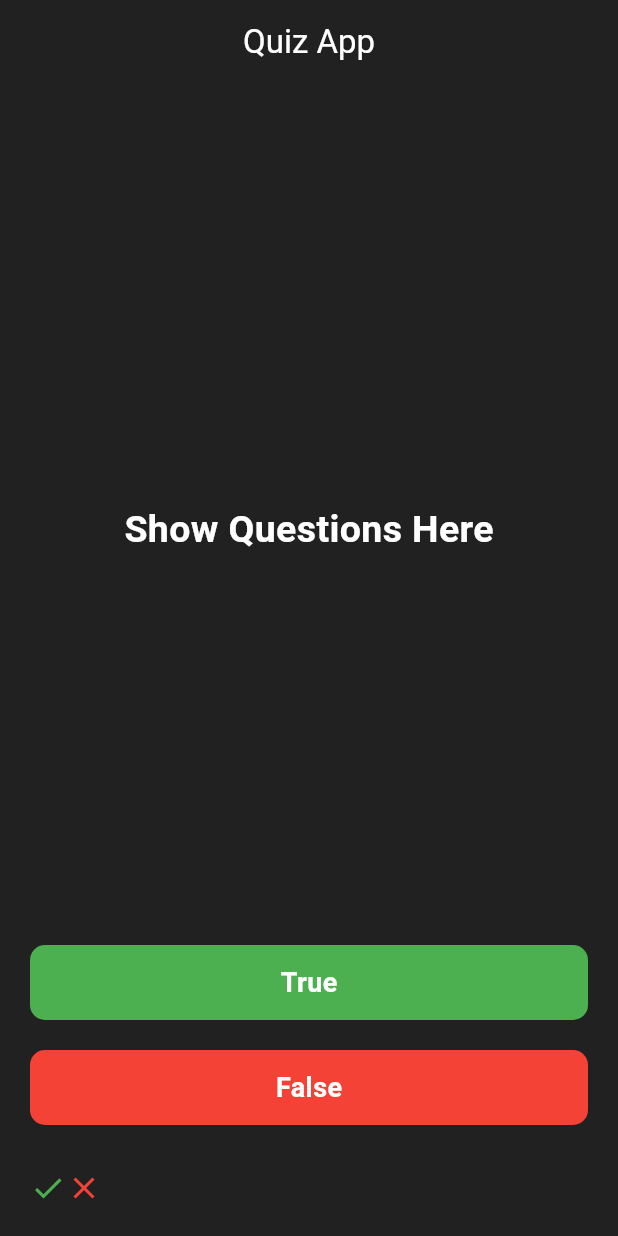
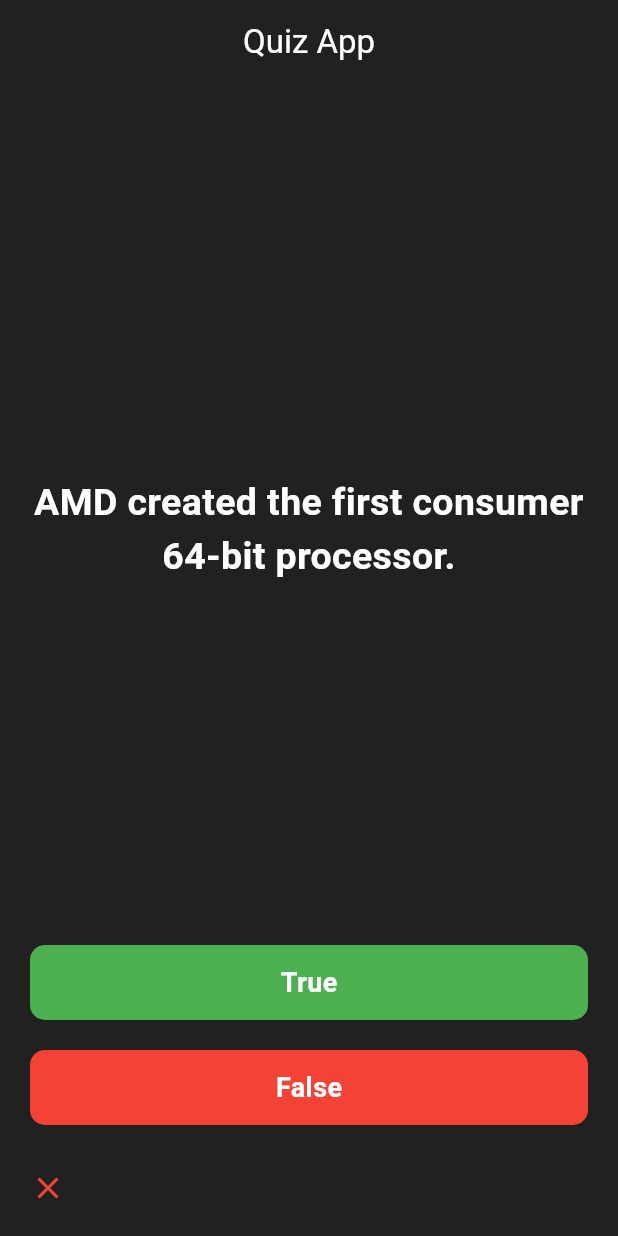
Before and after one commit to rafael12peralta/mobile-development, a Flutter app: the screen it shows after launch, after a tap on "True", on a phone screen of 412 x 824 dp. Run offline on Flutter 3.47's test engine with Material 3 defaults, Android fonts, the phone set to English and light mode, and no system bars.

Commit message:
fix: resolve bug in nextQuestion method

```diff
--- a/quizzler/lib/controllers/quiz_controller.dart
+++ b/quizzler/lib/controllers/quiz_controller.dart
@@ -12,13 +12,21 @@ class QuizController {
         question:
             "Linus Sebastian is the creator of the Linux kernel, which went on to be used in Linux, Android, and Chrome OS.",
         answer: false)
+
+
   ];
 
-  String _getCurrentQuestion() {
+  String getCurrentQuestion() {
     return _questionBank[_questionNumber].question;
   }
 
-  // String get getCurrentQuestion {
-  //   return _questionBank[_questionNumber].question;
-  // }
+  bool getCurentAnswer() {
+    return _questionBank[_questionNumber].answer;
+  }
+
+  void nextQuestion() {
+    if (_questionNumber < _questionBank.length - 1) {
+      _questionNumber++;
+    }
+  }
 }
--- a/quizzler/lib/views/quiz_page.dart
+++ b/quizzler/lib/views/quiz_page.dart
@@ -1,4 +1,5 @@
 import 'package:flutter/material.dart';
+import 'package:quizzler/controllers/quiz_controller.dart';
 
 import 'components/my_button.dart';
 
@@ -12,16 +13,22 @@ class QuizPage extends StatefulWidget {
 }
 
 class _QuizPageState extends State<QuizPage> {
-  List<Icon> scores = [
-    Icon(
-      Icons.check,
-      color: Colors.green,
-    ),
-    Icon(
-      Icons.close,
-      color: Colors.red,
-    )
-  ];
+
+  final quizBrain = QuizController();
+  List<Icon> scores = [];
+
+  void checkCurrentAnswer(bool userAnswer){
+    setState(() {
+      final currentAnswer = quizBrain.getCurentAnswer();
+      if(currentAnswer == userAnswer){
+        scores.add(Icon(Icons.check, color: Colors.green), );
+      } else {
+        scores.add(Icon(Icons.close, color: Colors.red,));
+      }
+
+      quizBrain.nextQuestion();
+    });
+  }
 
   @override
   Widget build(BuildContext context) {
@@ -45,7 +52,8 @@ class _QuizPageState extends State<QuizPage> {
                 flex: 5,
                 child: Center(
                   child: Text(
-                    'Show Questions Here',
+                    textAlign: TextAlign.center,
+                    quizBrain.getCurrentQuestion(),
                     style: TextStyle(
                         color: Colors.white,
                         fontSize: 25,
@@ -54,7 +62,9 @@ class _QuizPageState extends State<QuizPage> {
                 ),
               ),
               MyButton(
-                onTap: () {},
+                onTap: () {
+                  checkCurrentAnswer(true);
+                },
                 buttonColor: Colors.green,
                 buttonText: 'True',
               ),
@@ -62,7 +72,9 @@ class _QuizPageState extends State<QuizPage> {
                 height: 20,
               ),
               MyButton(
-                onTap: () {},
+                onTap: () {
+                  checkCurrentAnswer(false);
+                },
                 buttonColor: Colors.red,
                 buttonText: 'False',
               ),
```
